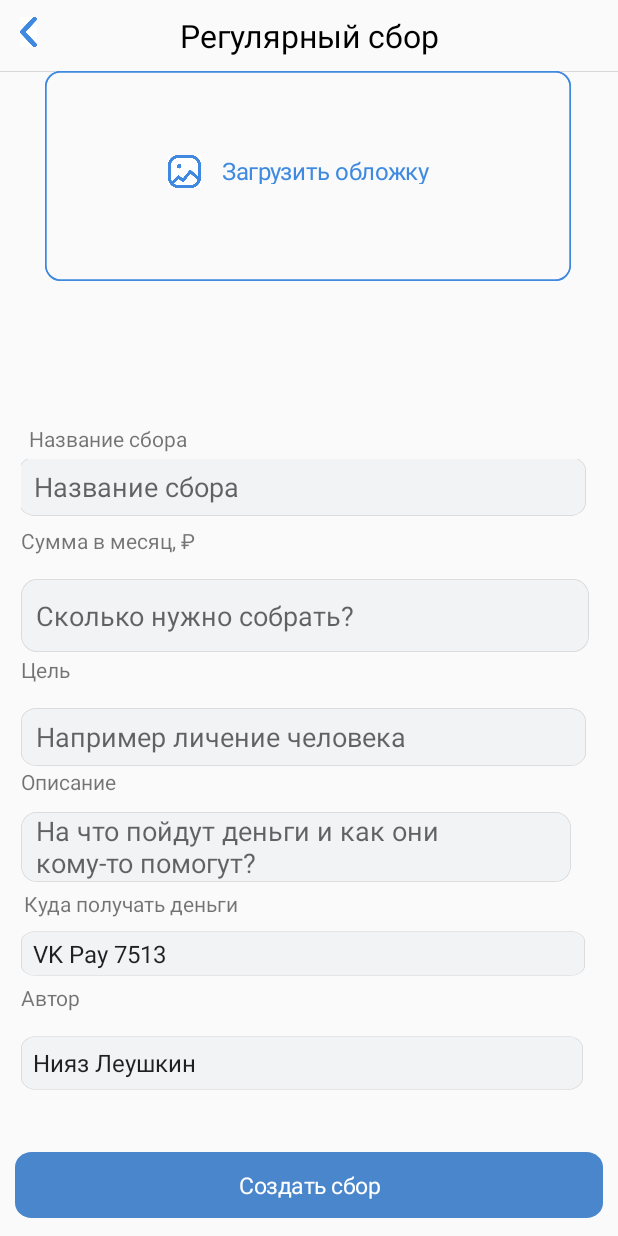
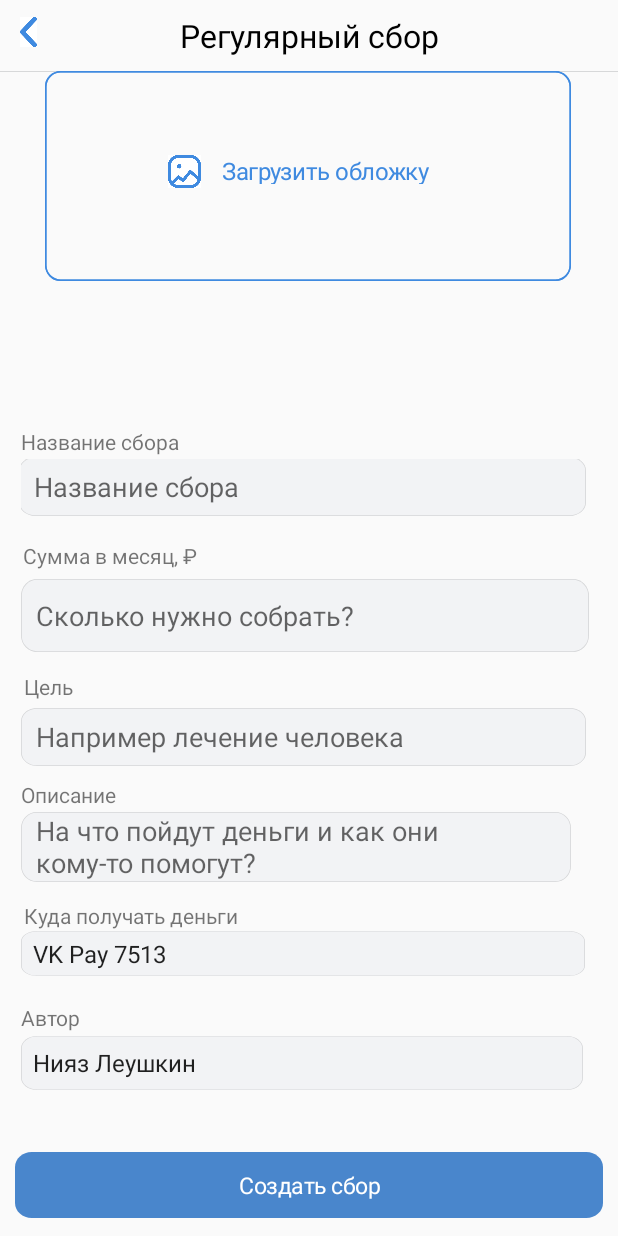
Before and after one commit to niazlv/VKCharitableDonations, an Android app: the layout regular3.xml on its own in the app's theme, with its tools: preview values and no code run, on a phone screen of 412 x 824 dp. Run offline under Robolectric (Android 15) with nearby library versions, the phone set to English and light mode, and no system bars.

```diff
--- a/app/src/main/res/layout/regular3.xml
+++ b/app/src/main/res/layout/regular3.xml
@@ -125,6 +125,8 @@
                 android:layout_marginBottom="29dp">
 
                 <!-- Show/Hide Title -->
+
+                <!-- Container -->
                 <TextView
                     android:layout_width="351dp"
                     android:layout_height="20dp"
@@ -133,10 +135,9 @@
                     android:layout_alignParentTop="true"
                     android:layout_marginStart="0dp"
                     android:layout_marginLeft="0dp"
-                    android:layout_marginTop="12dp"
+                    android:layout_marginTop="25dp"
                     android:text="Автор"></TextView>
 
-                <!-- Container -->
                 <RelativeLayout
                     android:layout_width="match_parent"
                     android:layout_height="49dp"
@@ -174,18 +175,19 @@
                 android:layout_marginBottom="393dp">
 
                 <!-- Show/Hide Title -->
+
+                <!-- Container -->
                 <TextView
                     android:layout_width="346dp"
                     android:layout_height="wrap_content"
                     android:layout_alignParentStart="true"
                     android:layout_alignParentLeft="true"
                     android:layout_alignParentTop="true"
-                    android:layout_marginStart="5dp"
-                    android:layout_marginLeft="5dp"
-                    android:layout_marginTop="0dp"
+                    android:layout_marginStart="0dp"
+                    android:layout_marginLeft="0dp"
+                    android:layout_marginTop="2dp"
                     android:text="Название сбора"></TextView>
 
-                <!-- Container -->
                 <RelativeLayout
                     android:layout_width="match_parent"
                     android:layout_height="31dp"
@@ -229,18 +231,19 @@
                 android:layout_marginBottom="321dp">
 
                 <!-- Show/Hide Title -->
+
+                <!-- Container -->
                 <TextView
                     android:layout_width="351dp"
                     android:layout_height="20dp"
                     android:layout_alignParentStart="true"
                     android:layout_alignParentLeft="true"
                     android:layout_alignParentTop="true"
-                    android:layout_marginStart="0dp"
-                    android:layout_marginLeft="0dp"
-                    android:layout_marginTop="12dp"
+                    android:layout_marginStart="1dp"
+                    android:layout_marginLeft="1dp"
+                    android:layout_marginTop="22dp"
                     android:text="Сумма в месяц, ₽"></TextView>
 
-                <!-- Container -->
                 <RelativeLayout
                     android:layout_width="match_parent"
                     android:layout_height="49dp"
@@ -282,19 +285,21 @@
                 android:layout_marginBottom="245dp">
 
                 <!-- Show/Hide Title -->
+
+                <!-- Container -->
+
                 <TextView
                     android:layout_width="351dp"
                     android:layout_height="20dp"
                     android:layout_alignParentStart="true"
                     android:layout_alignParentLeft="true"
                     android:layout_alignParentTop="true"
-                    android:layout_marginStart="0dp"
-                    android:layout_marginLeft="0dp"
+                    android:layout_marginStart="2dp"
+                    android:layout_marginLeft="2dp"
 
-                    android:layout_marginTop="12dp"
+                    android:layout_marginTop="23dp"
                     android:text="Цель"></TextView>
 
-                <!-- Container -->
                 <RelativeLayout
                     android:layout_width="match_parent"
                     android:layout_height="49dp"
@@ -313,12 +318,12 @@
                         android:layout_alignParentRight="true"
                         android:layout_alignParentBottom="true"
                         android:layout_marginTop="0dp"
-                        android:paddingLeft="10dp"
-                        android:paddingRight="20dp"
                         android:layout_marginRight="0dp"
                         android:animateLayoutChanges="true"
                         android:background="@drawable/default_sta"
-                        android:hint="Например личение человека" />
+                        android:hint="Например лечение человека"
+                        android:paddingLeft="10dp"
+                        android:paddingRight="20dp" />
                 </RelativeLayout>
             </RelativeLayout>
 
@@ -346,7 +351,7 @@
                     android:layout_alignParentTop="true"
                     android:layout_marginStart="0dp"
                     android:layout_marginLeft="0dp"
-                    android:layout_marginTop="5dp"
+                    android:layout_marginTop="14dp"
                     android:text="Описание"></TextView>
 
                 <RelativeLayout
@@ -400,7 +405,7 @@
                     android:layout_alignParentTop="true"
                     android:layout_marginStart="2dp"
                     android:layout_marginLeft="2dp"
-                    android:layout_marginTop="19dp"
+                    android:layout_marginTop="27dp"
                     android:text="@string/textcard"></TextView>
 
                 <RelativeLayout
```
Also changed, not shown: app/src/main/res/layout/target3.xml (+24 -27 lines), app/src/main/res/layout/target4.xml (+11 -8 lines).
